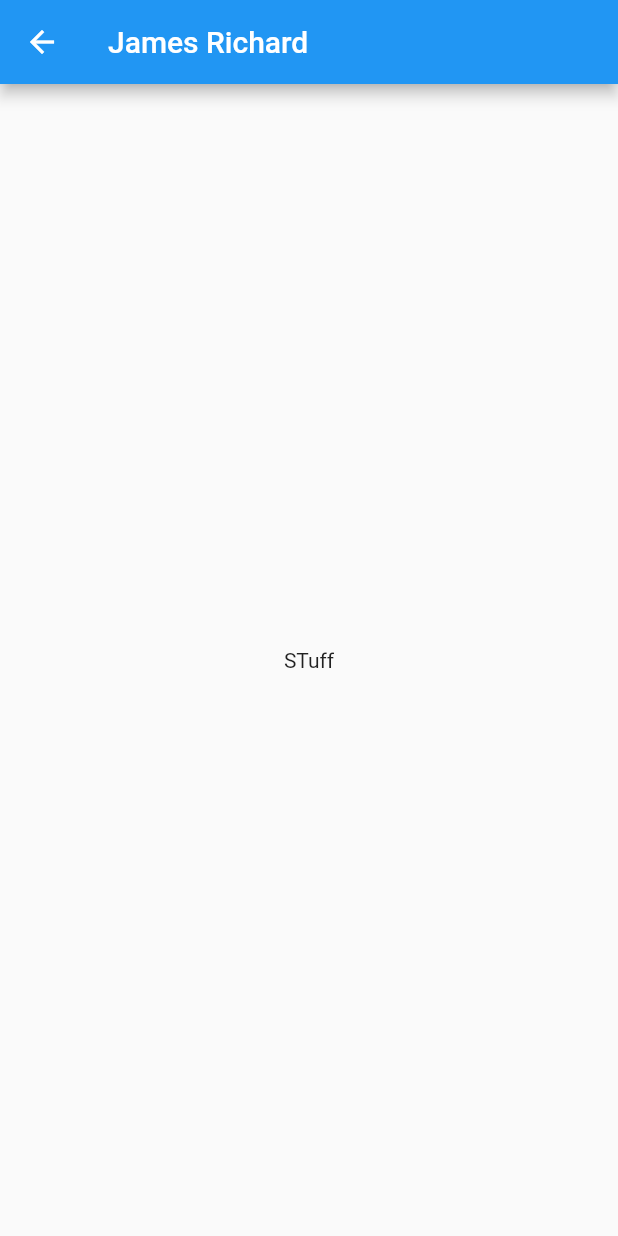
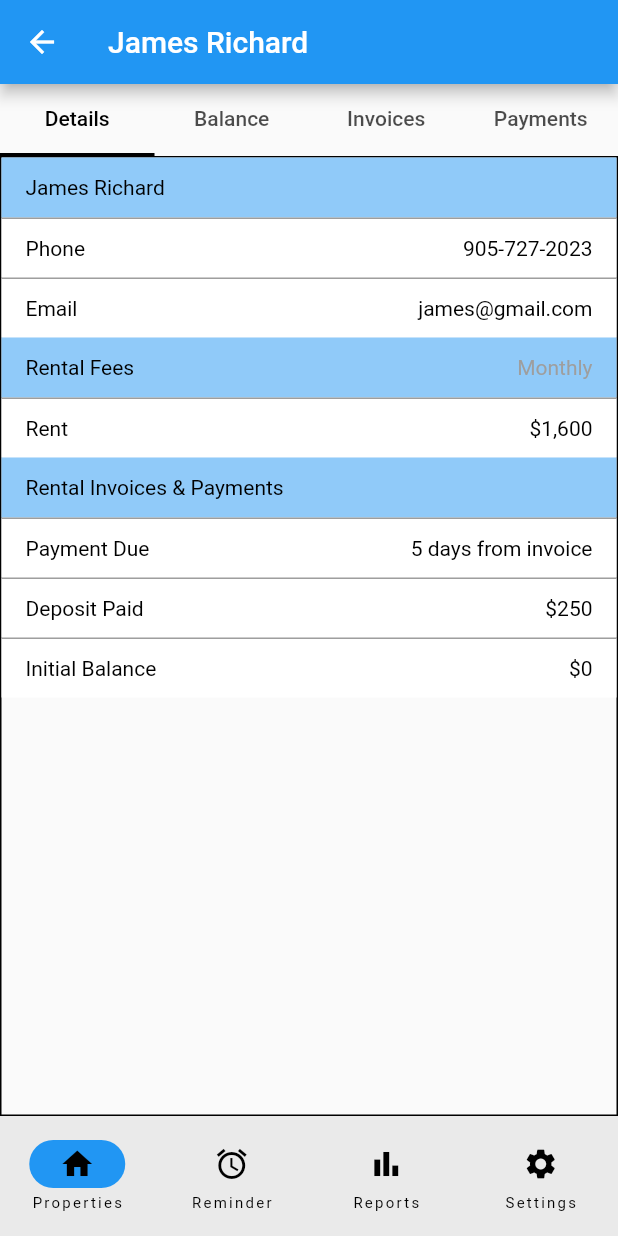
Before and after one commit to harsh1715/PropertyPal, a Flutter app: the ReminderScreen screen opened directly, after a tap on "Outstanding/Late Rent Payment", on a phone screen of 412 x 824 dp. Run offline on Flutter 3.47's test engine with Material 2 defaults, Android fonts, the phone set to English and light mode, and no system bars; our stand-ins replace firebase_auth, firebase_core; accounts and stored records are empty.

Commit message:
Screen Updates

```diff
--- a/lib/screens/dashboard.dart
+++ b/lib/screens/dashboard.dart
@@ -1,7 +1,8 @@
 import 'package:firebase_auth/firebase_auth.dart';
 import 'package:flutter/material.dart';
 import 'package:propertypal/screens/home_screen.dart';
-import 'package:propertypal/screens/reminder_screen.dart';
+import 'package:propertypal/screens/reminder/reminder_screen.dart';
+import 'package:propertypal/screens/reports_screen.dart';
 import 'package:propertypal/screens/settings/settings_screen.dart';
 import 'package:propertypal/widgets/navbar.dart';
 
@@ -17,7 +18,7 @@ class Dashboard extends StatefulWidget {
 class _DashboardState extends State<Dashboard> {
   var isLogoutLoading = false;
   int currentIndex = 0;
-  var pageViewList = [HomeScreen(), ReminderScreen(), SettingsScreen()];
+  var pageViewList = [HomeScreen(), ReminderScreen(), ReportScreen(), SettingsScreen()];
 
 
 
--- /dev/null
+++ b/lib/screens/reminder/BalanceTab.dart
@@ -0,0 +1,19 @@
+import 'package:flutter/material.dart';
+
+class BalanceTab extends StatelessWidget {
+  const BalanceTab({Key? key});
+
+  @override
+  Widget build(BuildContext context) {
+    return Container(
+      decoration: BoxDecoration(
+        border: Border.all(color: Colors.black),
+      ),
+      child: Column(
+        children: [
+          Text("Balance Tab!"),
+        ],
+      ),
+    );
+  }
+}
--- /dev/null
+++ b/lib/screens/reminder/DetailsTab.dart
@@ -0,0 +1,420 @@
+import 'package:flutter/material.dart';
+
+class DetailsTab extends StatelessWidget {
+  const DetailsTab({Key? key});
+
+  @override
+  Widget build(BuildContext context) {
+    return Container(
+      decoration: BoxDecoration(
+        border: Border.all(color: Colors.black),
+      ),
+      child: Column(
+        children: [
+          // Property Name
+          Row(
+            children: [
+              Expanded(
+                child: Container(
+                  height: 40,
+                  decoration: BoxDecoration(
+                    color: Colors.blue.shade200,
+                  ),
+                  child: const Align(
+                    alignment: Alignment.centerLeft,
+                    child: Padding(
+                      padding: EdgeInsets.only(left: 16),
+                      child: Text(
+                        "James Richard",
+                        style: TextStyle(
+                          color: Colors.black,
+                        ),
+                      ),
+                    ),
+                  ),
+                ),
+              ),
+            ],
+          ),
+          // Phone Section
+          Row(
+            children: [
+              Expanded(
+                child: Container(
+                  height: 40,
+                  decoration: BoxDecoration(
+                    color: Colors.white,
+                    border: Border(
+                      top: BorderSide(color: Colors.grey),
+                    ),
+                  ),
+                  child: Align(
+                    alignment: Alignment.centerLeft,
+                    child: Padding(
+                      padding: EdgeInsets.only(left: 16),
+                      child: Text(
+                        "Phone",
+                        style: TextStyle(
+                          color: Colors.black,
+                        ),
+                      ),
+                    ),
+                  ),
+                ),
+              ),
+              Expanded(
+                child: Container(
+                  height: 40,
+                  decoration: BoxDecoration(
+                    color: Colors.white,
+                    border: Border(
+                      top: BorderSide(color: Colors.grey),
+                    ),
+                  ),
+                  child: Align(
+                    alignment: Alignment.centerRight,
+                    child: Padding(
+                      padding: EdgeInsets.only(right: 16),
+                      child: Text(
+                        "905-727-2023",
+                        style: TextStyle(
+                          color: Colors.black,
+                        ),
+                      ),
+                    ),
+                  ),
+                ),
+              ),
+            ],
+          ),
+          // Email Section
+          Row(
+            children: [
+              Expanded(
+                child: Container(
+                  height: 40,
+                  decoration: BoxDecoration(
+                    color: Colors.white,
+                    border: Border(
+                      top: BorderSide(color: Colors.grey),
+                    ),
+                  ),
+                  child: Align(
+                    alignment: Alignment.centerLeft,
+                    child: Padding(
+                      padding: EdgeInsets.only(left: 16),
+                      child: Text(
+                        "Email",
+                        style: TextStyle(
+                          color: Colors.black,
+                        ),
+                      ),
+                    ),
+                  ),
+                ),
+              ),
+              Expanded(
+                child: Container(
+                  height: 40,
+                  decoration: BoxDecoration(
+                    color: Colors.white,
+                    border: Border(
+                      top: BorderSide(color: Colors.grey),
+                    ),
+                  ),
+                  child: Align(
+                    alignment: Alignment.centerRight,
+                    child: Padding(
+                      padding: EdgeInsets.only(right: 16),
+                      child: Text(
+                        "james@gmail.com",
+                        style: TextStyle(
+                          color: Colors.black,
+                        ),
+                      ),
+                    ),
+                  ),
+                ),
+              ),
+            ],
+          ),
+          // Rental Fees Section
+          Row(
+            children: [
+              Expanded(
+                child: Container(
+                  height: 40,
+                  decoration: BoxDecoration(
+                    color: Colors.blue.shade200,
+                  ),
+                  child: Align(
+                    alignment: Alignment.centerLeft,
+                    child: Padding(
+                      padding: EdgeInsets.only(left: 16),
+                      child: Text(
+                        "Rental Fees",
+                        style: TextStyle(
+                          color: Colors.black,
+                        ),
+                      ),
+                    ),
+                  ),
+                ),
+              ),
+              Expanded(
+                child: Container(
+                  height: 40,
+                  decoration: BoxDecoration(
+                    color: Colors.blue.shade200,
+                  ),
+                  child: Align(
+                    alignment: Alignment.centerRight,
+                    child: Padding(
+                      padding: EdgeInsets.only(right: 16),
+                      child: Text(
+                        "Monthly",
+                        style: TextStyle(
+                          color: Colors.grey,
+                        ),
+                      ),
+                    ),
+                  ),
+                ),
+              ),
+            ],
+          ),
+          // Rent Section
+          Row(
+            children: [
+              Expanded(
+                child: Container(
+                  height: 40,
+                  decoration: BoxDecoration(
+                    color: Colors.white,
+                    border: Border(
+                      top: BorderSide(color: Colors.grey),
+                    ),
+                  ),
+                  child: Align(
+                    alignment: Alignment.centerLeft,
+                    child: Padding(
+                      padding: EdgeInsets.only(left: 16),
+                      child: Text(
+                        "Rent",
+                        style: TextStyle(
+                          color: Colors.black,
+                        ),
+                      ),
+                    ),
+                  ),
+                ),
+              ),
+              Expanded(
+                child: Container(
+                  height: 40,
+                  decoration: BoxDecoration(
+                    color: Colors.white,
+                    border: Border(
+                      top: BorderSide(color: Colors.grey),
+                    ),
+                  ),
+                  child: Align(
+                    alignment: Alignment.centerRight,
+                    child: Padding(
+                      padding: EdgeInsets.only(right: 16),
+                      child: Text(
+                        "\$1,600",
+                        style: TextStyle(
+                          color: Colors.black,
+                        ),
+                      ),
+                    ),
+                  ),
+                ),
+              ),
+            ],
+          ),
+          // Rental Invoices & Payments Section
+          Row(
+            children: [
+              Expanded(
+                child: Container(
+                  height: 40,
+                  decoration: BoxDecoration(
+                    color: Colors.blue.shade200,
+                  ),
+                  child: Align(
+                    alignment: Alignment.centerLeft,
+                    child: Padding(
+                      padding: EdgeInsets.only(left: 16),
+                      child: Text(
+                        "Rental Invoices & Payments",
+                        style: TextStyle(
+                          color: Colors.black,
+                        ),
+                      ),
+                    ),
+                  ),
+                ),
+              ),
+            ],
+          ),
+          // Payment Due Section
+          Row(
+            children: [
+              Expanded(
+                child: Container(
+                  height: 40,
+                  decoration: BoxDecoration(
+                    color: Colors.white,
+                    border: Border(
+                      top: BorderSide(color: Colors.grey),
+                    ),
+                  ),
+                  child: Align(
+                    alignment: Alignment.centerLeft,
+                    child: Padding(
+                      padding: EdgeInsets.only(left: 16),
+                      child: Text(
+                        "Payment Due",
+                        style: TextStyle(
+                          color: Colors.black,
+                        ),
+                      ),
+                    ),
+                  ),
+                ),
+              ),
+              Expanded(
+                child: Container(
+                  height: 40,
+                  decoration: BoxDecoration(
+                    color: Colors.white,
+                    border: Border(
+                      top: BorderSide(color: Colors.grey),
+                    ),
+                  ),
+                  child: Align(
+                    alignment: Alignment.centerRight,
+                    child: Padding(
+                      padding: EdgeInsets.only(right: 16),
+                      child: Text(
+                        "5 days from invoice",
+                        style: TextStyle(
+                          color: Colors.black,
+                        ),
+                      ),
+                    ),
+                  ),
+                ),
+              ),
+            ],
+          ),
+          // Deposit Paid Section
+          Row(
+            children: [
+              Expanded(
+                child: Container(
+                  height: 40,
+                  decoration: BoxDecoration(
+                    color: Colors.white,
+                    border: Border(
+                      top: BorderSide(color: Colors.grey),
+                    ),
+                  ),
+                  child: Align(
+                    alignment: Alignment.centerLeft,
+                    child: Padding(
+                      padding: EdgeInsets.only(left: 16),
+                      child: Text(
+                        "Deposit Paid",
+                        style: TextStyle(
+                          color: Colors.black,
+                        ),
+                      ),
+                    ),
+                  ),
+                ),
+              ),
+              Expanded(
+                child: Container(
+                  height: 40,
+                  decoration: BoxDecoration(
+                    color: Colors.white,
+                    border: Border(
+                      top: BorderSide(color: Colors.grey),
+                    ),
+                  ),
+                  child: Align(
+                    alignment: Alignment.centerRight,
+                    child: Padding(
+                      padding: EdgeInsets.only(right: 16),
+                      child: Text(
+                        "\$250",
+                        style: TextStyle(
+                          color: Colors.black,
+                        ),
+                      ),
+                    ),
+                  ),
+                ),
+              ),
+            ],
+          ),
+          // Initial Balance Section
+          Row(
+            children: [
+              Expanded(
+                child: Container(
+                  height: 40,
+                  decoration: BoxDecoration(
+                    color: Colors.white,
+                    border: Border(
+                      top: BorderSide(color: Colors.grey),
+                    ),
+                  ),
+                  child: Align(
+                    alignment: Alignment.centerLeft,
+                    child: Padding(
+                      padding: EdgeInsets.only(left: 16),
+                      child: Text(
+                        "Initial Balance",
+                        style: TextStyle(
+                          color: Colors.black,
+                        ),
+                      ),
+                    ),
+                  ),
+                ),
+              ),
+              Expanded(
+                child: Container(
+                  height: 40,
+                  decoration: BoxDecoration(
+                    color: Colors.white,
+                    border: Border(
+                      top: BorderSide(color: Colors.grey),
+                    ),
+                  ),
+                  child: Align(
+                    alignment: Alignment.centerRight,
+                    child: Padding(
+                      padding: EdgeInsets.only(right: 16),
+                      child: Text(
+                        "\$0",
+                        style: TextStyle(
+                          color: Colors.black,
+                        ),
+                      ),
+                    ),
+                  ),
+                ),
+              ),
+            ],
+          ),
+          // Other details can go here...
+        ],
+      ),
+    );
+  }
+}
--- /dev/null
+++ b/lib/screens/reminder/InvoicesTab.dart
@@ -0,0 +1,19 @@
+import 'package:flutter/material.dart';
+
+class InvoicesTab extends StatelessWidget {
+  const InvoicesTab({Key? key});
+
+  @override
+  Widget build(BuildContext context) {
+    return Container(
+      decoration: BoxDecoration(
+        border: Border.all(color: Colors.black),
+      ),
+      child: Column(
+        children: [
+          Text("Inovices Tab!"),
+        ],
+      ),
+    );
+  }
+}
--- /dev/null
+++ b/lib/screens/reminder/PaymentsTab.dart
@@ -0,0 +1,19 @@
+import 'package:flutter/material.dart';
+
+class PaymentsTab extends StatelessWidget {
+  const PaymentsTab({Key? key});
+
+  @override
+  Widget build(BuildContext context) {
+    return Container(
+      decoration: BoxDecoration(
+        border: Border.all(color: Colors.black),
+      ),
+      child: Column(
+        children: [
+          Text("Payment Tab!"),
+        ],
+      ),
+    );
+  }
+}
--- /dev/null
+++ b/lib/screens/reminder/reminder_details.dart
@@ -0,0 +1,53 @@
+import 'package:flutter/material.dart';
+import 'DetailsTab.dart';
+import 'BalanceTab.dart';
+import 'InvoicesTab.dart';
+import 'PaymentsTab.dart';
+
+import '../../widgets/navbar.dart';
+
+class RemindersDetails extends StatelessWidget {
+  const RemindersDetails({Key? key});
+
+  @override
+  Widget build(BuildContext context) {
+    return Scaffold(
+      appBar: AppBar(
+        title: Text("James Richard"),
+      ),
+      body: DefaultTabController(
+        length: 4,
+        child: Column(
+          children: [
+            TabBar(
+              labelColor: Colors.black,
+              indicator: UnderlineTabIndicator(
+                borderSide: BorderSide(width: 2.0, color: Colors.black),
+              ),
+              tabs: [
+                Tab(text: 'Details'),
+                Tab(text: 'Balance'),
+                Tab(text: 'Invoices'),
+                Tab(text: 'Payments'),
+              ],
+            ),
+            Expanded(
+              child: TabBarView(
+                children: [
+                  DetailsTab(),
+                  BalanceTab(),
+                  InvoicesTab(),
+                  PaymentsTab(),
+                ],
+              ),
+            ),
+          ],
+        ),
+      ),
+      bottomNavigationBar: NavBar(
+        selectedIndex: 0,
+        onDestinationSelected: (int value) {},
+      ),
+    );
+  }
+}
--- a/lib/screens/reminder_screen.dart
+++ b/lib/screens/reminder/reminder_screen.dart
@@ -1,6 +1,7 @@
 import 'package:firebase_auth/firebase_auth.dart';
 import 'package:flutter/material.dart';
-import 'login_screens.dart';
+import 'package:propertypal/screens/reminder/reminder_details.dart';
+import '../login_screens.dart';
 
 class ReminderScreen extends StatefulWidget {
   const ReminderScreen({Key? key});
@@ -15,16 +16,16 @@ class _ReminderScreenState extends State<ReminderScreen> {
 
 
   // Function to handle navigation to the next page
-  void navigateToAnotherPage() {
+  void navigateToRemindersDetails() {
     // Replace with your navigation logic
-    Navigator.of(context).push(MaterialPageRoute(builder: (context) => AnotherPage()));
+    Navigator.of(context).push(MaterialPageRoute(builder: (context) => RemindersDetails()));
   }
 
   @override
   Widget build(BuildContext context) {
     return Scaffold(
       appBar: AppBar(
-        title: Text("Reminders", style: TextStyle(color: Colors.black)),
+        title: Text("Reminders", style: TextStyle(color: Colors.white)),
         centerTitle: true,
       ),
       body: DefaultTabController(
@@ -32,7 +33,10 @@ class _ReminderScreenState extends State<ReminderScreen> {
         child: Column(
           children: [
             const TabBar(
-              labelColor: Colors.black, // Tab label color
+              labelColor: Colors.black,
+              indicator: UnderlineTabIndicator(
+                borderSide: BorderSide(width: 2.0, color: Colors.black), // Set the indicator color
+              ),// Tab label color
               tabs: [
                 Tab(
                   child: Text(
@@ -104,7 +108,7 @@ class _ReminderScreenState extends State<ReminderScreen> {
                             ),
                           ],
                         ),
-                        onTap: navigateToAnotherPage,
+                        onTap: navigateToRemindersDetails,
                       )
                     ],
                   ),
@@ -120,18 +124,3 @@ class _ReminderScreenState extends State<ReminderScreen> {
     );
   }
 }
-
-// Define the AnotherPage widget for navigation
-class AnotherPage extends StatelessWidget {
-  @override
-  Widget build(BuildContext context) {
-    return Scaffold(
-      appBar: AppBar(
-        title: Text("James Richard"),
-      ),
-      body: Center(
-        child: Text("STuff"),
-      ),
-    );
-  }
-}
--- /dev/null
+++ b/lib/screens/reports_screen.dart
@@ -0,0 +1,50 @@
+import 'package:firebase_auth/firebase_auth.dart';
+import 'package:flutter/material.dart';
+
+import 'login_screens.dart';
+
+class ReportScreen extends StatefulWidget {
+  const ReportScreen({super.key});
+
+  @override
+  State<ReportScreen> createState() => _ReportScreenState();
+}
+
+class _ReportScreenState extends State<ReportScreen> {
+  var isLogoutLoading = false;
+  logOut() async {
+    setState(() {
+      isLogoutLoading = true;
+    });
+    await FirebaseAuth.instance.signOut();
+    Navigator.of(context).pushReplacement(
+      MaterialPageRoute(builder: (context) => Login()),
+    );
+
+    setState(() {
+      isLogoutLoading = false;
+    });
+  }
+
+  @override
+  Widget build(BuildContext context) {
+    return Scaffold(
+      appBar: AppBar(
+        // backgroundColor: Colors.blue.shade900,
+        title: Text("Reports",style: TextStyle(color: Colors.white),),
+        centerTitle: true,
+        actions: [
+          IconButton(
+            onPressed: (){
+              logOut();
+            },
+            icon: isLogoutLoading
+                ? CircularProgressIndicator()
+                : Icon(Icons.exit_to_app,),
+          )
+        ],
+      ),
+      body: Text("This is Reports Screen!"),
+    );
+  }
+}
```
